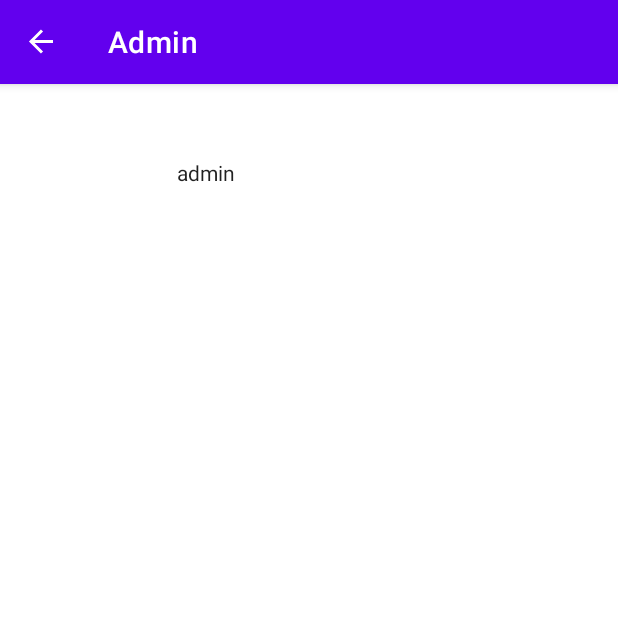
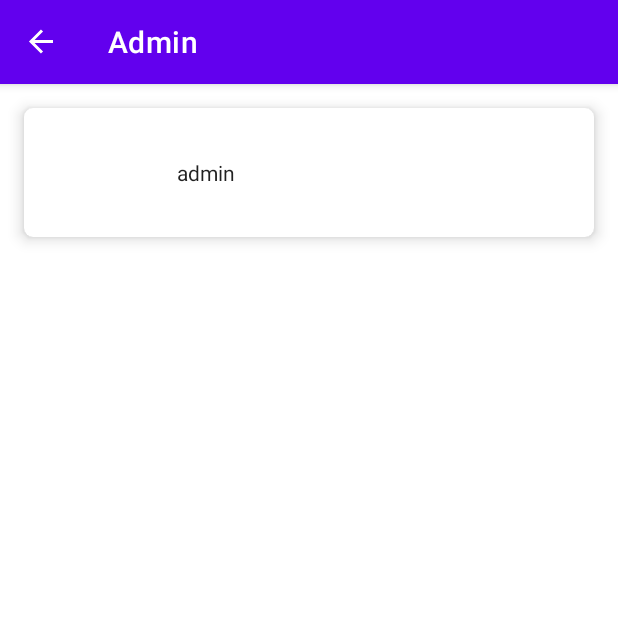
Before and after one commit to saied89/Users, an Android app: the ListFragment screen opened through its navigation route, on a phone screen of 412 x 824 dp, the top half of it. Run offline under Robolectric (Android 15) with nearby library versions, the phone set to English and light mode, and no system bars; our stand-ins replace Room's generated code, navigation-ui.

Commit message:
fix bug with list items didn't fill recyclerview width

```diff
--- a/app/src/main/java/com/saied/users/ui/admin/ListFragment.kt
+++ b/app/src/main/java/com/saied/users/ui/admin/ListFragment.kt
@@ -7,12 +7,12 @@ import android.view.View
 import android.view.ViewGroup
 import androidx.lifecycle.Observer
 import androidx.recyclerview.widget.LinearLayoutManager
-import com.saied.users.databinding.FragmentAdminBinding
+import com.saied.users.databinding.FragmentListBinding
 import org.koin.androidx.viewmodel.ext.android.viewModel
 
 class ListFragment : Fragment() {
 
-    private var _binding: FragmentAdminBinding? = null
+    private var _binding: FragmentListBinding? = null
     private val viewModel: ListViewModel by viewModel()
     private val adapter = UserAdapter()
 
@@ -20,7 +20,7 @@ class ListFragment : Fragment() {
         inflater: LayoutInflater, container: ViewGroup?,
         savedInstanceState: Bundle?
     ): View? {
-        _binding = FragmentAdminBinding.inflate(inflater)
+        _binding = FragmentListBinding.inflate(inflater)
         return _binding?.root
     }
 
--- a/app/src/main/java/com/saied/users/ui/admin/UserAdapter.kt
+++ b/app/src/main/java/com/saied/users/ui/admin/UserAdapter.kt
@@ -13,7 +13,7 @@ import com.saied.users.databinding.ItemUserBinding
 class UserAdapter : ListAdapter<User, UserViewHolder>(userDiffCallback) {
     override fun onCreateViewHolder(parent: ViewGroup, viewType: Int): UserViewHolder =
         UserViewHolder(
-            ItemUserBinding.inflate(LayoutInflater.from(parent.context))
+            ItemUserBinding.inflate(LayoutInflater.from(parent.context), parent, false)
         )
 
 
--- a/app/src/main/res/layout/item_user.xml
+++ b/app/src/main/res/layout/item_user.xml
@@ -1,30 +1,38 @@
 <?xml version="1.0" encoding="utf-8"?>
-<androidx.constraintlayout.widget.ConstraintLayout xmlns:android="http://schemas.android.com/apk/res/android"
+<androidx.cardview.widget.CardView xmlns:android="http://schemas.android.com/apk/res/android"
+    xmlns:app="http://schemas.android.com/apk/res-auto"
+    xmlns:tools="http://schemas.android.com/tools"
     android:layout_width="match_parent"
     android:layout_height="wrap_content"
-    xmlns:app="http://schemas.android.com/apk/res-auto"
-    android:padding="16dp"
-    xmlns:tools="http://schemas.android.com/tools">
+    app:cardElevation="6dp"
+    app:cardCornerRadius="6dp"
+    android:layout_margin="16dp">
+
+    <androidx.constraintlayout.widget.ConstraintLayout
+        android:layout_width="match_parent"
+        android:layout_height="wrap_content">
 
         <ImageView
             android:id="@+id/imageView"
             android:layout_width="80dp"
             android:layout_height="80dp"
             android:layout_margin="6dp"
-        app:layout_constraintTop_toTopOf="parent"
             app:layout_constraintStart_toStartOf="parent"
-        />
+            app:layout_constraintTop_toTopOf="parent" />
 
         <TextView
             android:id="@+id/fnameET"
-        android:textColor="@color/colorTextDark"
             android:layout_width="wrap_content"
             android:layout_height="wrap_content"
             android:layout_marginStart="16dp"
+            android:textColor="@color/colorTextDark"
+            app:layout_constraintBottom_toBottomOf="parent"
             app:layout_constraintStart_toEndOf="@id/imageView"
             app:layout_constraintTop_toTopOf="parent"
-        app:layout_constraintBottom_toBottomOf="parent"
-        tools:text="name"
-        />
+            app:layout_constraintEnd_toEndOf="parent"
+            app:layout_constraintHorizontal_bias="0"
+            tools:text="name" />
 
     </androidx.constraintlayout.widget.ConstraintLayout>
+
+</androidx.cardview.widget.CardView>
--- a/app/src/main/res/navigation/nav_graph.xml
+++ b/app/src/main/res/navigation/nav_graph.xml
@@ -26,5 +26,5 @@
         android:id="@+id/adminFragment"
         android:name="com.saied.users.ui.admin.ListFragment"
         android:label="@string/admin"
-        tools:layout="@layout/fragment_admin" />
+        tools:layout="@layout/fragment_list" />
 </navigation>
```
Also changed, not shown: app/src/main/res/layout/fragment_list.xml (renamed from app/src/main/res/layout/fragment_admin.xml). Lines whose indentation alone changed are shown as unchanged.
